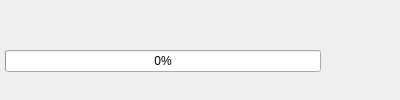
First picture: the form in UI/dooble_downloads_item.ui, repository textbrowser/dooble, before the edit.
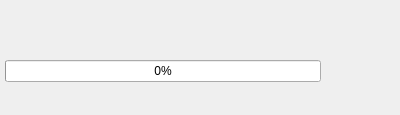
Second picture: the form after the edit.

Commit message: Retrieve limited text from SQLite. Word-wrap URL in download item.

Diff of the .ui file:
```diff
--- a/UI/dooble_downloads_item.ui
+++ b/UI/dooble_downloads_item.ui
@@ -7,15 +7,9 @@
     <x>0</x>
     <y>0</y>
     <width>400</width>
-    <height>100</height>
+    <height>115</height>
    </rect>
   </property>
-  <property name="minimumSize">
-   <size>
-    <width>0</width>
-    <height>100</height>
-   </size>
-  </property>
   <property name="windowTitle">
    <string>Form</string>
   </property>
@@ -55,6 +49,12 @@
        <property name="text">
         <string/>
        </property>
+       <property name="alignment">
+        <set>Qt::AlignmentFlag::AlignLeading|Qt::AlignmentFlag::AlignLeft|Qt::AlignmentFlag::AlignTop</set>
+       </property>
+       <property name="wordWrap">
+        <bool>true</bool>
+       </property>
       </widget>
      </item>
      <item>
```
The commit also changes 2 other files.
